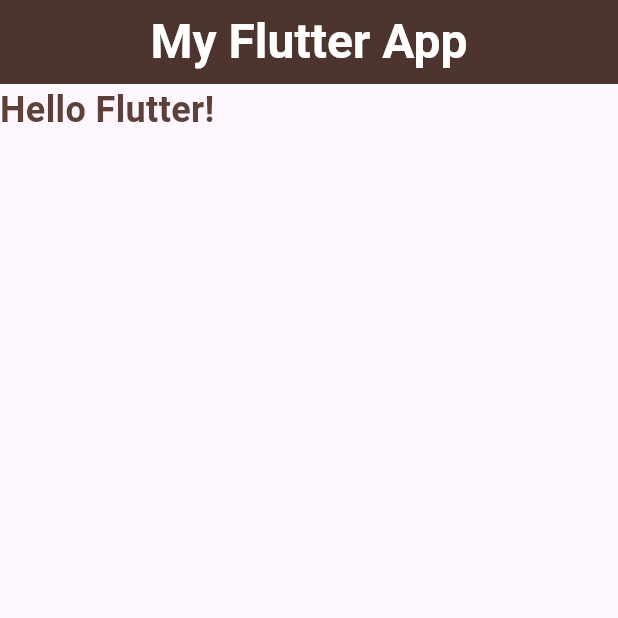
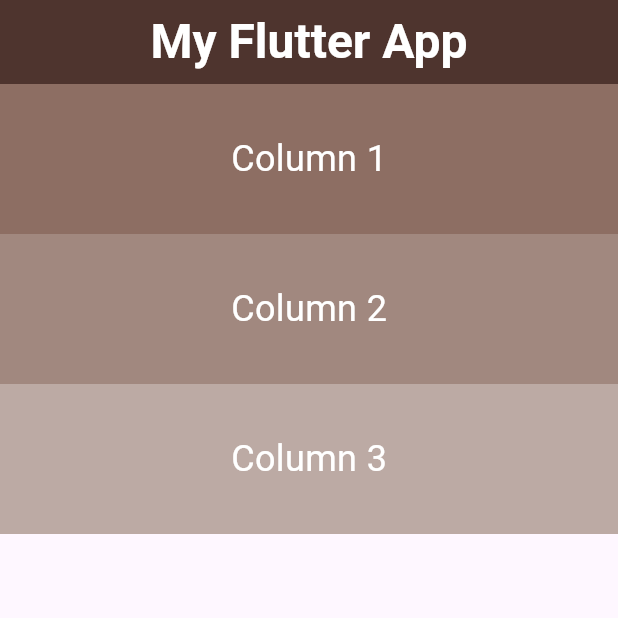
Before and after one commit to FaiqueMZM/flutter-app, a Flutter app: the screen it shows after launch, on a phone screen of 412 x 824 dp, the top half of it. Run offline on Flutter 3.47's test engine with Material 3 defaults, Android fonts, the phone set to English and light mode, and no system bars.

Commit message:
added columns

```diff
--- a/lib/home.dart
+++ b/lib/home.dart
@@ -18,14 +18,41 @@ class Home extends StatelessWidget {
         backgroundColor: Colors.brown[800],
         centerTitle: true,
       ),
-      body: Text(
-        'Hello Flutter!',
-        style: TextStyle(
-          fontSize: 24,
-          color: Colors.brown[700],
-          fontWeight: FontWeight.w600,
-        ),
-        textAlign: TextAlign.center,
+      body: Column(
+        crossAxisAlignment: CrossAxisAlignment.stretch,
+        mainAxisAlignment: MainAxisAlignment.start,
+        children: [
+          Container(
+            width: 100,
+            height: 100,
+            color: Colors.brown[400],
+            alignment: Alignment.center,
+            child: const Text(
+              'Column 1',
+              style: TextStyle(fontSize: 24, color: Colors.white),
+            ),
+          ),
+          Container(
+            width: 100,
+            height: 100,
+            color: Colors.brown[300],
+            alignment: Alignment.center,
+            child: const Text(
+              'Column 2',
+              style: TextStyle(fontSize: 24, color: Colors.white),
+            ),
+          ),
+          Container(
+            width: 100,
+            height: 100,
+            color: Colors.brown[200],
+            alignment: Alignment.center,
+            child: const Text(
+              'Column 3',
+              style: TextStyle(fontSize: 24, color: Colors.white),
+            ),
+          ),
+        ],
       ),
     );
   }
```
